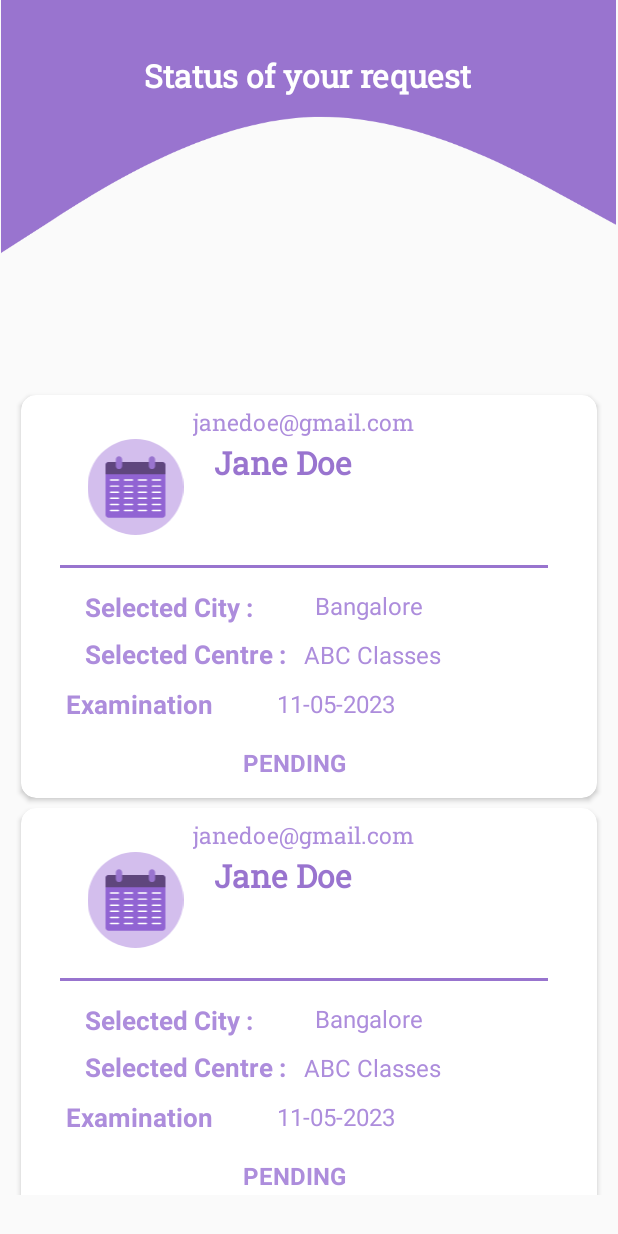
After one commit to harsh12121212/ExamSchedulerApp, an Android app: the layout fragment_student_status.xml on its own in the app's theme, with its tools: preview values and no code run, on a phone screen of 412 x 824 dp. The commit adds this screen. Run offline under Robolectric (Android 15) with nearby library versions, the phone set to English and light mode, and no system bars; Roboto replaces fonts that are not available here.

Commit message:
Student Status page table data

```diff
--- a/app/src/main/java/com/app/examschedulerapp/LoginFragment.kt
+++ b/app/src/main/java/com/app/examschedulerapp/LoginFragment.kt
@@ -1,5 +1,6 @@
 package com.app.examschedulerapp
 
+import android.content.Intent
 import android.os.Bundle
 import android.util.Log
 import androidx.fragment.app.Fragment
@@ -85,7 +86,8 @@ class LoginFragment : Fragment() {
                                 findNavController().navigate(R.id.action_loginFragment_to_adminFragment)
                             } else {
                                 LoggedInUser.student = p0.getValue(student::class.java)!!
-                                findNavController().navigate(R.id.action_loginFragment_to_firstFragment)
+                                val i = Intent(activity, StudentMainActivity :: class.java )
+                                startActivity(i)
                             }
                         } catch (e: Exception) {
                             e.printStackTrace()
--- a/app/src/main/java/com/app/examschedulerapp/StudentRegisterFragment.kt
+++ b/app/src/main/java/com/app/examschedulerapp/StudentRegisterFragment.kt
@@ -1,6 +1,7 @@
 package com.app.examschedulerapp
 
 import android.app.DatePickerDialog
+import android.content.Intent
 import android.os.Bundle
 import android.text.TextUtils
 import android.util.Patterns
@@ -197,7 +198,8 @@ class StudentRegisterFragment : Fragment() {
             dbRef.child(it).setValue(studentData).addOnCompleteListener {
                 binding.progressbar.visibility = View.GONE
                 Toast.makeText(activity, "LoggedIn as $email", Toast.LENGTH_SHORT).show()
-                findNavController().navigate(R.id.action_studentRegisterFragment_to_firstFragment)
+                val i = Intent(activity, StudentMainActivity :: class.java )
+                startActivity(i)
             }.addOnFailureListener { err ->
                 Toast.makeText(activity, "Error${err.message}", Toast.LENGTH_LONG).show()
             }
--- a/app/src/main/java/com/app/examschedulerapp/data/Centre.kt
+++ b/app/src/main/java/com/app/examschedulerapp/data/Centre.kt
@@ -1,5 +1,5 @@
 package com.app.examschedulerapp.data
 
-data class Centre(val name: String, val centre: Int, val slot: Int) {
-    constructor() : this("", 0, 0)
+data class Centre(val name: String, val centre: String, val slot: Int) {
+    constructor() : this("", "", 0)
 }
--- a/app/src/main/java/com/app/examschedulerapp/data/City.kt
+++ b/app/src/main/java/com/app/examschedulerapp/data/City.kt
@@ -1,5 +1,8 @@
 package com.app.examschedulerapp.data
 
 data class City(
-    val name: String
+    val Cityname:String,
+    val centre:String,
+    val firstslot:String,
+    val secondslot:String
 )
--- a/app/src/main/java/com/app/examschedulerapp/data/UserAdapter.kt
+++ b/app/src/main/java/com/app/examschedulerapp/data/UserAdapter.kt
@@ -17,7 +17,6 @@ class UserAdapter(
     @SuppressLint("SuspiciousIndentation")
     override fun onCreateViewHolder(parent: ViewGroup, viewType: Int): UserViewHolder {
       val  binding = AdmincardviewBinding.inflate(LayoutInflater.from(parent.context),parent,false)
-
         return UserViewHolder(binding)
     }
 
--- /dev/null
+++ b/app/src/main/res/layout/fragment_student_status.xml
@@ -0,0 +1,63 @@
+<?xml version="1.0" encoding="utf-8"?>
+<androidx.constraintlayout.widget.ConstraintLayout xmlns:android="http://schemas.android.com/apk/res/android"
+    xmlns:tools="http://schemas.android.com/tools"
+    android:layout_width="match_parent"
+    android:layout_height="match_parent"
+    xmlns:app="http://schemas.android.com/apk/res-auto"
+    tools:context=".StudentStatusFragment">
+
+
+    <include
+        android:id="@+id/stud_register"
+        layout="@layout/basiclayout"
+        app:layout_constraintBottom_toBottomOf="parent"
+        app:layout_constraintEnd_toEndOf="parent"
+        app:layout_constraintHorizontal_bias="0.0"
+        app:layout_constraintStart_toStartOf="parent"
+        app:layout_constraintTop_toTopOf="parent"
+        app:layout_constraintVertical_bias="1.0" />
+
+    <TextView
+        android:id="@+id/tv_stud_hl"
+        android:layout_width="wrap_content"
+        android:layout_height="wrap_content"
+        android:layout_marginTop="28dp"
+        android:fontFamily="@font/roboto_slab"
+        android:text="Status of your request"
+        android:textColor="@color/white"
+        android:textSize="21sp"
+        android:textStyle="bold"
+        app:layout_constraintBottom_toTopOf="@+id/rv_data"
+        app:layout_constraintEnd_toEndOf="parent"
+        app:layout_constraintHorizontal_bias="0.496"
+        app:layout_constraintStart_toStartOf="parent"
+        app:layout_constraintTop_toTopOf="@+id/stud_register"
+        app:layout_constraintVertical_bias="0.041" />
+
+    <androidx.recyclerview.widget.RecyclerView
+        android:id="@+id/rv_data"
+        android:layout_width="match_parent"
+        android:layout_height="547dp"
+        android:layout_marginStart="5dp"
+        android:layout_marginEnd="5sp"
+        android:layout_marginBottom="5dp"
+        android:padding="5sp"
+        app:layout_constraintBottom_toBottomOf="parent"
+        app:layout_constraintEnd_toEndOf="parent"
+        app:layout_constraintHorizontal_bias="0.485"
+        app:layout_constraintStart_toStartOf="parent"
+        app:layout_constraintTop_toTopOf="parent"
+        app:layout_constraintVertical_bias="0.938"
+        tools:listitem="@layout/studentcardview" />
+
+    <ProgressBar
+        android:id="@+id/progressbar"
+        android:layout_width="wrap_content"
+        android:layout_height="wrap_content"
+        android:visibility="gone"
+        app:layout_constraintBottom_toBottomOf="parent"
+        app:layout_constraintEnd_toEndOf="parent"
+        app:layout_constraintStart_toStartOf="parent"
+        app:layout_constraintTop_toTopOf="parent" />
+
+</androidx.constraintlayout.widget.ConstraintLayout>
--- /dev/null
+++ b/app/src/main/res/layout/studentcardview.xml
@@ -0,0 +1,206 @@
+<?xml version="1.0" encoding="utf-8"?>
+<androidx.cardview.widget.CardView xmlns:android="http://schemas.android.com/apk/res/android"
+    xmlns:app="http://schemas.android.com/apk/res-auto"
+    xmlns:tools="http://schemas.android.com/tools"
+    android:layout_width="match_parent"
+    android:layout_height="wrap_content"
+    android:layout_margin="3sp"
+    app:cardCornerRadius="10sp">
+
+    <androidx.constraintlayout.widget.ConstraintLayout
+        android:layout_width="wrap_content"
+        android:layout_height="wrap_content"
+        android:padding="5sp"
+        app:layout_constraintBottom_toTopOf="@+id/tv_centre"
+        app:layout_constraintTop_toTopOf="@+id/tv_centre">
+
+        <ImageView
+            android:id="@+id/imageView2"
+            android:layout_width="78dp"
+            android:layout_height="64dp"
+            android:layout_marginStart="32dp"
+            android:layout_marginTop="24dp"
+            app:layout_constraintStart_toStartOf="parent"
+            app:layout_constraintTop_toTopOf="parent"
+            app:srcCompat="@drawable/cv_icon" />
+
+        <TextView
+            android:id="@+id/tv_studname"
+            android:layout_width="wrap_content"
+            android:layout_height="wrap_content"
+            android:layout_marginStart="8dp"
+            android:layout_marginTop="20dp"
+            android:fontFamily="@font/roboto_slab"
+            android:padding="5sp"
+            android:text="Jane Doe"
+            android:textColor="@color/purple_200"
+            android:textSize="21sp"
+            android:textStyle="bold"
+            app:layout_constraintStart_toEndOf="@+id/imageView2"
+            app:layout_constraintTop_toTopOf="parent" />
+
+
+        <TextView
+            android:id="@+id/tv_studemail"
+            android:layout_width="220dp"
+            android:layout_height="26dp"
+            android:layout_marginStart="11dp"
+            android:layout_marginEnd="60dp"
+            android:fontFamily="@font/roboto_slab"
+            android:padding="2sp"
+            android:text="janedoe@gmail.com"
+            android:textColor="#AD8DDC"
+            android:textSize="15sp"
+            app:layout_constraintEnd_toEndOf="parent"
+            app:layout_constraintStart_toEndOf="@+id/imageView2"
+            tools:ignore="MissingConstraints"
+            tools:layout_editor_absoluteY="63dp" />
+
+        <View
+            android:id="@+id/view"
+            android:layout_width="325dp"
+            android:layout_height="2dp"
+            android:layout_marginTop="20dp"
+            android:background="@color/purple_700"
+            app:layout_constraintEnd_toEndOf="parent"
+            app:layout_constraintHorizontal_bias="0.43"
+            app:layout_constraintStart_toStartOf="parent"
+            app:layout_constraintTop_toBottomOf="@+id/imageView2" />
+
+        <TextView
+            android:id="@+id/title_centre"
+            android:layout_width="146dp"
+            android:layout_height="27dp"
+            android:layout_marginStart="35dp"
+            android:layout_marginTop="4dp"
+            android:layout_marginEnd="5dp"
+            android:padding="2sp"
+            android:text="Selected Centre :"
+            android:textColor="#AD8DDC"
+            android:textSize="17sp"
+            android:textStyle="bold"
+            app:layout_constraintEnd_toStartOf="@+id/dt_stud_centre"
+            app:layout_constraintHorizontal_bias="0.0"
+            app:layout_constraintStart_toStartOf="parent"
+            app:layout_constraintTop_toBottomOf="@+id/title_city"
+            tools:fontFamily="@font/roboto_slab" />
+
+        <TextView
+            android:id="@+id/dt_stud_city"
+            android:layout_width="146dp"
+            android:layout_height="27dp"
+            android:layout_marginStart="7dp"
+            android:layout_marginTop="12dp"
+            android:layout_marginEnd="40dp"
+            android:padding="2sp"
+            android:text="Bangalore"
+            android:textColor="#AD8DDC"
+            android:textSize="16sp"
+            app:layout_constraintEnd_toEndOf="parent"
+            app:layout_constraintHorizontal_bias="0.066"
+            app:layout_constraintStart_toEndOf="@+id/title_centre"
+            app:layout_constraintTop_toBottomOf="@+id/view"
+            tools:fontFamily="@font/roboto_slab" />
+
+        <TextView
+            android:id="@+id/title_city"
+            android:layout_width="146dp"
+            android:layout_height="27dp"
+            android:layout_marginStart="35dp"
+            android:layout_marginTop="12dp"
+            android:padding="2sp"
+            android:text="Selected City :"
+            android:textColor="#AD8DDC"
+            android:textSize="17sp"
+            android:textStyle="bold"
+            app:layout_constraintStart_toStartOf="parent"
+            app:layout_constraintTop_toBottomOf="@+id/view"
+            tools:fontFamily="@font/roboto_slab" />
+
+        <TextView
+            android:id="@+id/dt_stud_centre"
+            android:layout_width="146dp"
+            android:layout_height="27dp"
+            android:layout_marginStart="7dp"
+            android:layout_marginTop="5dp"
+            android:layout_marginEnd="56dp"
+            android:padding="2sp"
+            android:text="ABC Classes"
+            android:textColor="#AD8DDC"
+            android:textSize="16sp"
+            app:layout_constraintEnd_toEndOf="parent"
+            app:layout_constraintHorizontal_bias="0.437"
+            app:layout_constraintStart_toEndOf="@+id/title_city"
+            app:layout_constraintTop_toBottomOf="@+id/dt_stud_city"
+            tools:fontFamily="@font/roboto_slab" />
+
+        <TextView
+            android:id="@+id/title_date"
+            android:layout_width="146dp"
+            android:layout_height="27dp"
+            android:layout_marginStart="35dp"
+            android:layout_marginTop="6dp"
+            android:layout_marginEnd="7dp"
+            android:padding="2sp"
+            android:text="Examination date :"
+            android:textColor="#AD8DDC"
+            android:textSize="17sp"
+            android:textStyle="bold"
+            app:layout_constraintEnd_toStartOf="@+id/dt_stud_date"
+            app:layout_constraintStart_toStartOf="parent"
+            app:layout_constraintTop_toBottomOf="@+id/title_centre"
+            tools:fontFamily="@font/roboto_slab" />
+
+        <TextView
+            android:id="@+id/dt_stud_date"
+            android:layout_width="146dp"
+            android:layout_height="27dp"
+            android:layout_marginTop="5dp"
+            android:layout_marginEnd="64dp"
+            android:padding="2sp"
+            android:text="11-05-2023"
+            android:textColor="#AD8DDC"
+            android:textSize="16sp"
+            app:layout_constraintEnd_toEndOf="parent"
+            app:layout_constraintTop_toBottomOf="@+id/dt_stud_centre"
+            tools:fontFamily="@font/roboto_slab" />
+
+        <androidx.constraintlayout.widget.Guideline
+            android:id="@+id/guideline"
+            android:layout_width="wrap_content"
+            android:layout_height="wrap_content"
+            android:orientation="horizontal"
+            app:layout_constraintGuide_begin="20dp" />
+
+        <androidx.constraintlayout.widget.Guideline
+            android:id="@+id/guideline2"
+            android:layout_width="wrap_content"
+            android:layout_height="wrap_content"
+            android:orientation="horizontal"
+            app:layout_constraintGuide_begin="199dp" />
+
+        <TextView
+            android:id="@+id/tv_stud_status"
+            android:layout_width="wrap_content"
+            android:layout_height="wrap_content"
+            android:layout_marginStart="123dp"
+            android:layout_marginTop="12dp"
+            android:layout_marginEnd="137dp"
+            android:layout_marginBottom="5dp"
+            android:padding="2sp"
+            android:text="Pending"
+            android:textAllCaps="true"
+            android:textColor="#AD8DDC"
+            android:textSize="16sp"
+            android:textStyle="bold"
+            app:layout_constraintBottom_toBottomOf="parent"
+            app:layout_constraintEnd_toEndOf="parent"
+            app:layout_constraintHorizontal_bias="0.44"
+            app:layout_constraintStart_toStartOf="parent"
+            app:layout_constraintTop_toBottomOf="@+id/dt_stud_date"
+            tools:fontFamily="@font/roboto_slab" />
+
+
+    </androidx.constraintlayout.widget.ConstraintLayout>
+
+</androidx.cardview.widget.CardView>
--- a/app/src/main/res/menu/main_menu.xml
+++ b/app/src/main/res/menu/main_menu.xml
@@ -1,7 +1,6 @@
 <?xml version="1.0" encoding="utf-8"?>
 <menu xmlns:android="http://schemas.android.com/apk/res/android"
     xmlns:app="http://schemas.android.com/apk/res-auto">
-
             <item
                 android:id="@+id/profile"
                 android:icon="@drawable/ic_profile"
--- a/app/src/main/res/values/themes.xml
+++ b/app/src/main/res/values/themes.xml
@@ -1,6 +1,6 @@
 <resources xmlns:tools="http://schemas.android.com/tools">
     <!-- Base application theme. -->
-    <style name="Theme.ExamSchedulerApp" parent="Theme.AppCompat.Light.NoActionBar">
+    <style name="Theme.ExamSchedulerApp" parent="Theme.AppCompat.Light.DarkActionBar">
         <!-- Primary brand color. -->
         <item name="colorPrimary">@color/purple_700</item>
         <item name="colorPrimaryDark">@color/purple_500</item>
```
Also changed, not shown: app/src/main/AndroidManifest.xml (+9 -1 lines), app/src/main/java/com/app/examschedulerapp/AdminDashboardFragment.kt (+6 -14 lines), app/src/main/java/com/app/examschedulerapp/AdminRegisterFragment.kt (+32 -4 lines), app/src/main/java/com/app/examschedulerapp/StudentExamSeatBookingFragment.kt (+26 -31 lines), app/src/main/java/com/app/examschedulerapp/StudentMainActivity.kt (added, +41 -0 lines), app/src/main/java/com/app/examschedulerapp/StudentStatusFragment.kt (added, +103 -0 lines), app/src/main/java/com/app/examschedulerapp/data/StudentStatusAdapter.kt (added, +34 -0 lines), app/src/main/res/layout/activity_student_main.xml (added, +31 -0 lines), app/src/main/res/layout/fragment_student_register.xml (+4 -5 lines), app/src/main/res/layout/student_exam_seat_booking.xml (+3 -17 lines), app/src/main/res/menu/btmnav_student.xml (added, +12 -0 lines).
